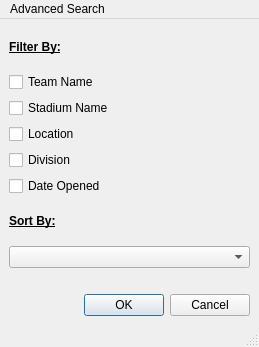
First picture: the form in NFL-Pamphlet/mainwindow.ui, repository jasperdoan/NFL-Pamphlet, before the edit.
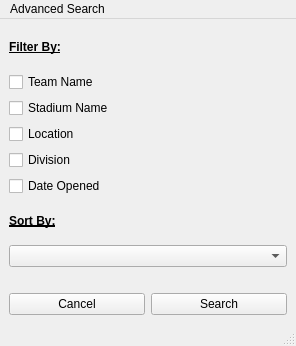
Second picture: the form after the edit.

Commit message: ui / visual updates for better user experience :)

Patch:
```diff
--- a/NFL-Pamphlet/mainwindow.ui
+++ b/NFL-Pamphlet/mainwindow.ui
@@ -6,42 +6,33 @@
    <rect>
     <x>0</x>
     <y>0</y>
-    <width>259</width>
-    <height>347</height>
+    <width>296</width>
+    <height>346</height>
    </rect>
   </property>
   <property name="windowTitle">
    <string>MainWindow</string>
   </property>
   <widget class="QWidget" name="centralwidget">
+   <layout class="QGridLayout" name="gridLayout_2">
+    <item row="0" column="0">
    <layout class="QGridLayout" name="gridLayout">
-    <item row="4" column="0">
-     <spacer name="horizontalSpacer_2">
-      <property name="orientation">
-       <enum>Qt::Horizontal</enum>
-      </property>
-      <property name="sizeHint" stdset="0">
-       <size>
-        <width>40</width>
-        <height>20</height>
-       </size>
-      </property>
-     </spacer>
-    </item>
-    <item row="5" column="0">
-     <widget class="QDialogButtonBox" name="buttonBox">
-      <property name="font">
-       <font>
-        <strikeout>false</strikeout>
-       </font>
-      </property>
-      <property name="standardButtons">
-       <set>QDialogButtonBox::Cancel|QDialogButtonBox::Ok</set>
-      </property>
-     </widget>
-    </item>
-    <item row="1" column="0">
+      <item row="0" column="0">
      <layout class="QVBoxLayout" name="verticalLayout">
+        <item>
+         <widget class="QLabel" name="label">
+          <property name="font">
+           <font>
+            <weight>75</weight>
+            <bold>true</bold>
+            <underline>true</underline>
+           </font>
+          </property>
+          <property name="text">
+           <string>Filter By:</string>
+          </property>
+         </widget>
+        </item>
       <item>
        <widget class="QCheckBox" name="checkBox">
         <property name="text">
@@ -77,9 +68,7 @@
         </property>
        </widget>
       </item>
-     </layout>
-    </item>
-    <item row="2" column="0" alignment="Qt::AlignVCenter">
+        <item>
      <widget class="QLabel" name="label_2">
       <property name="font">
        <font>
@@ -93,22 +82,69 @@
       </property>
      </widget>
     </item>
-    <item row="0" column="0">
-     <widget class="QLabel" name="label">
-      <property name="font">
-       <font>
-        <weight>75</weight>
-        <bold>true</bold>
-        <underline>true</underline>
-       </font>
-      </property>
+        <item>
+         <widget class="QComboBox" name="comboBox">
+          <property name="cursor">
+           <cursorShape>PointingHandCursor</cursorShape>
+          </property>
+         </widget>
+        </item>
+        <item>
+         <spacer name="horizontalSpacer">
+          <property name="orientation">
+           <enum>Qt::Horizontal</enum>
+          </property>
+          <property name="sizeHint" stdset="0">
+           <size>
+            <width>40</width>
+            <height>20</height>
+           </size>
+          </property>
+         </spacer>
+        </item>
+       </layout>
+      </item>
+      <item row="1" column="0">
+       <layout class="QHBoxLayout" name="horizontalLayout">
+        <item>
+         <widget class="QPushButton" name="pushButton">
+          <property name="cursor">
+           <cursorShape>PointingHandCursor</cursorShape>
+          </property>
+          <property name="whatsThis">
+           <string>&lt;html&gt;&lt;head/&gt;&lt;body&gt;&lt;p&gt;cancel chosen advanced search options&lt;/p&gt;&lt;/body&gt;&lt;/html&gt;</string>
+          </property>
+          <property name="styleSheet">
+           <string notr="true">QPushButton
+{
+
+}</string>
+          </property>
       <property name="text">
-       <string>Filter By:</string>
+           <string>Cancel</string>
       </property>
      </widget>
     </item>
-    <item row="3" column="0">
-     <widget class="QComboBox" name="comboBox"/>
+        <item>
+         <widget class="QPushButton" name="pushButton_2">
+          <property name="cursor">
+           <cursorShape>PointingHandCursor</cursorShape>
+          </property>
+          <property name="styleSheet">
+           <string notr="true">QPushButton:hover:pressed
+{
+	background: #77C3EC;
+
+}</string>
+          </property>
+          <property name="text">
+           <string>Search</string>
+          </property>
+         </widget>
+        </item>
+       </layout>
+      </item>
+     </layout>
     </item>
    </layout>
   </widget>
@@ -117,7 +153,7 @@
     <rect>
      <x>0</x>
      <y>0</y>
-     <width>259</width>
+     <width>296</width>
      <height>20</height>
     </rect>
    </property>
```
Left out of the diff: 15 changed lines with no effect on the pictures. Lines whose indentation alone changed are shown as unchanged.
